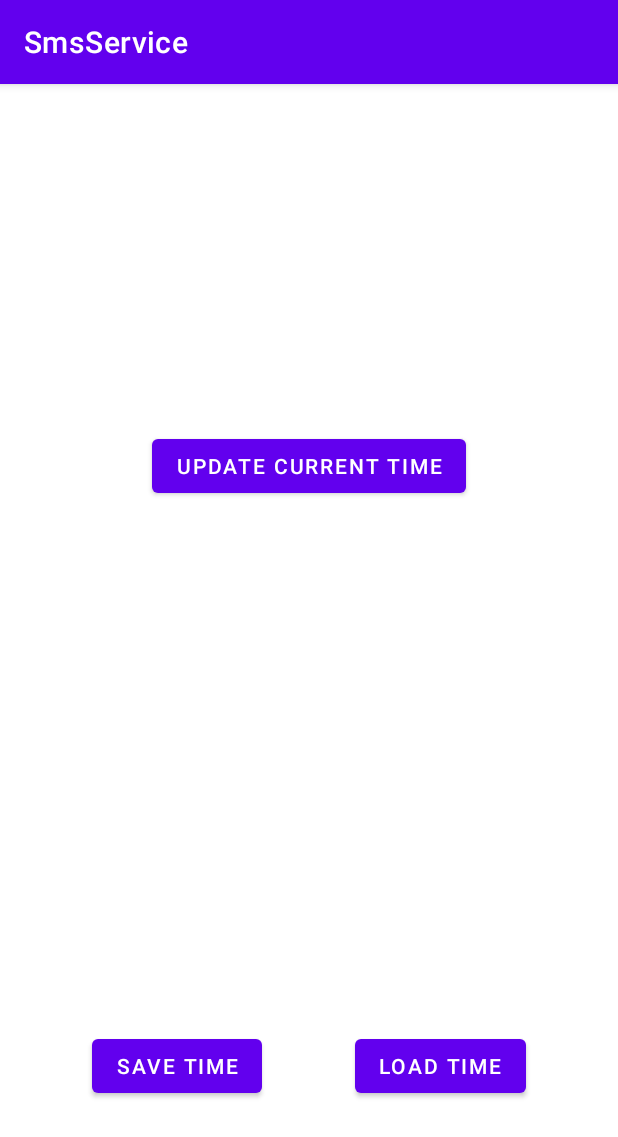
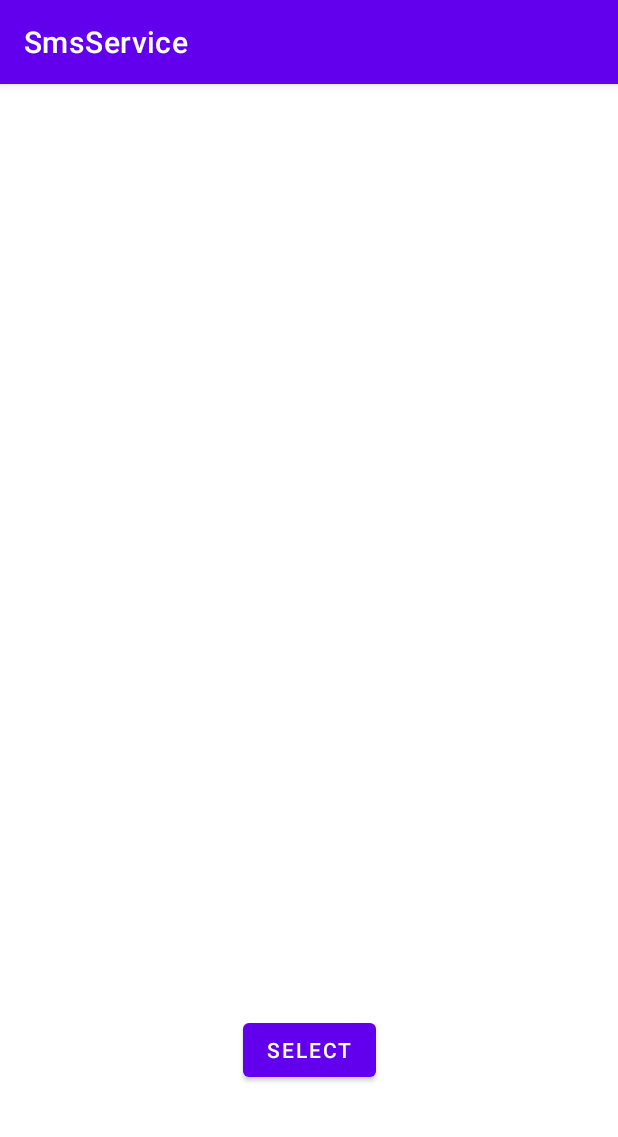
Before and after one commit to 4sitive/4sitive-android, an Android app: the MainActivity screen opened directly, with no data from a screen before it, on a phone screen of 412 x 824 dp. Shown: the top 1137 px of the screen. Run offline under Robolectric (Android 15) with nearby library versions, the phone set to English and light mode, and no system bars; our stand-ins replace Dagger/Hilt's generated code, RxJava, data binding; libraries missing offline, so code that uses them is left out: com.chuckerteam.chucker; 2 statements that could not run were skipped.

Commit message:
implements image select flow

```diff
--- a/app/src/main/AndroidManifest.xml
+++ b/app/src/main/AndroidManifest.xml
@@ -3,6 +3,7 @@
 	package="org.positive.sms">
 
 	<uses-permission android:name="android.permission.INTERNET" />
+	<uses-permission android:name="android.permission.READ_EXTERNAL_STORAGE"/>
 
 	<application
 		android:name="org.positive.sms.PsApplication"
--- a/app/src/main/java/org/positive/sms/presentation/main/MainActivity.kt
+++ b/app/src/main/java/org/positive/sms/presentation/main/MainActivity.kt
@@ -1,13 +1,17 @@
 package org.positive.sms.presentation.main
 
 import android.content.Context
+import android.content.Intent
+import android.graphics.BitmapFactory
 import android.os.Bundle
+import android.widget.Toast
 import dagger.hilt.android.AndroidEntryPoint
 import org.positive.sms.R
 import org.positive.sms.databinding.ActivityMainBinding
 import org.positive.sms.extension.startOnTop
 import org.positive.sms.extension.viewModelOf
 import org.positive.sms.presentation.base.BaseActivity
+
 
 @AndroidEntryPoint
 class MainActivity : BaseActivity<ActivityMainBinding>(R.layout.activity_main) {
@@ -17,6 +21,34 @@ class MainActivity : BaseActivity<ActivityMainBinding>(R.layout.activity_main) {
     override fun onCreate(savedInstanceState: Bundle?) {
         super.onCreate(savedInstanceState)
         binding.viewModel = viewModel
+
+        binding.button.setOnClickListener {
+            startGallery()
+        }
+    }
+
+    private fun startGallery() {
+        // TODO(yh): Needs to be modified with Result Api
+        val intent = Intent(Intent.ACTION_PICK)
+        intent.type = "image/*"
+        val mimeTypes = arrayOf("image/jpeg", "image/png")
+        intent.putExtra(Intent.EXTRA_MIME_TYPES, mimeTypes)
+        startActivityForResult(intent, 200)
+    }
+
+    override fun onActivityResult(requestCode: Int, resultCode: Int, data: Intent?) {
+        if (requestCode == 200) {
+            if (resultCode == RESULT_OK && data != null) {
+                // TODO(yh): Needs to be modified with Kotlin Apis
+                val inputStream = contentResolver.openInputStream(data.data!!)
+                val img = BitmapFactory.decodeStream(inputStream)
+                inputStream?.close()
+                binding.image.setImageBitmap(img)
+            } else {
+                Toast.makeText(this, "Image not selected", Toast.LENGTH_SHORT).show()
+            }
+        }
+        super.onActivityResult(requestCode, resultCode, data)
     }
 
     companion object {
--- a/app/src/main/res/layout/activity_main.xml
+++ b/app/src/main/res/layout/activity_main.xml
@@ -15,64 +15,24 @@
 		android:layout_height="match_parent"
 		tools:context=".presentation.main.MainActivity">
 
-		<TextView
-			android:id="@+id/currentTimeTextView"
-			android:layout_width="wrap_content"
-			android:layout_height="wrap_content"
-			android:text="@{viewModel.serverTime.toString()}"
-			app:layout_constraintBottom_toTopOf="@id/updateCurrentTimeButton"
+		<ImageView
+			android:id="@+id/image"
+			android:layout_width="240dp"
+			android:layout_height="240dp"
+			app:layout_constraintBottom_toBottomOf="parent"
 			app:layout_constraintEnd_toEndOf="parent"
 			app:layout_constraintStart_toStartOf="parent"
 			app:layout_constraintTop_toTopOf="parent" />
 
 		<Button
-			android:id="@+id/updateCurrentTimeButton"
+			android:id="@+id/button"
 			android:layout_width="wrap_content"
 			android:layout_height="wrap_content"
-			android:onClick="@{() -> viewModel.updateServerTime()}"
-			android:text="Update Current Time"
-			app:layout_constraintBottom_toTopOf="@id/center"
-			app:layout_constraintEnd_toEndOf="parent"
-			app:layout_constraintStart_toStartOf="parent"
-			app:layout_constraintTop_toBottomOf="@id/currentTimeTextView" />
-
-		<androidx.constraintlayout.widget.Guideline
-			android:id="@+id/center"
-			android:layout_width="wrap_content"
-			android:layout_height="wrap_content"
-			android:orientation="horizontal"
-			app:layout_constraintGuide_percent="0.5" />
-
-		<TextView
-			android:id="@+id/savedTimeTextView"
-			android:layout_width="wrap_content"
-			android:layout_height="wrap_content"
-			android:text="@{viewModel.localTime.toString()}"
-			app:layout_constraintBottom_toBottomOf="@id/saveTimeButton"
-			app:layout_constraintEnd_toEndOf="parent"
-			app:layout_constraintStart_toStartOf="parent"
-			app:layout_constraintTop_toBottomOf="@id/center" />
-
-		<Button
-			android:id="@+id/saveTimeButton"
-			android:layout_width="wrap_content"
-			android:layout_height="wrap_content"
-			android:onClick="@{() -> viewModel.saveTime()}"
-			android:text="Save Time"
-			app:layout_constraintBottom_toBottomOf="parent"
-			app:layout_constraintEnd_toStartOf="@id/loadSavedTimeButton"
-			app:layout_constraintStart_toStartOf="parent"
-			app:layout_constraintTop_toBottomOf="@id/savedTimeTextView" />
-
-		<Button
-			android:id="@+id/loadSavedTimeButton"
-			android:layout_width="wrap_content"
-			android:layout_height="wrap_content"
-			android:onClick="@{() -> viewModel.loadSavedTime()}"
-			android:text="Load Time"
+			android:layout_marginBottom="100dp"
+			android:text="select"
 			app:layout_constraintBottom_toBottomOf="parent"
 			app:layout_constraintEnd_toEndOf="parent"
-			app:layout_constraintStart_toEndOf="@id/saveTimeButton"
-			app:layout_constraintTop_toBottomOf="@id/savedTimeTextView" />
+			app:layout_constraintStart_toStartOf="parent" />
+
 	</androidx.constraintlayout.widget.ConstraintLayout>
 </layout>
```
